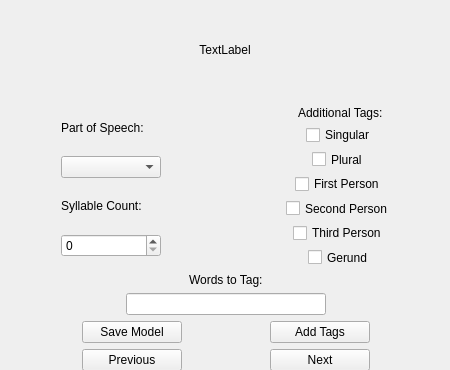
The window that ui/tagger.ui (CtrlAltDeplete/HaikuGrammar) describes before a commit, drawn with Qt 5.
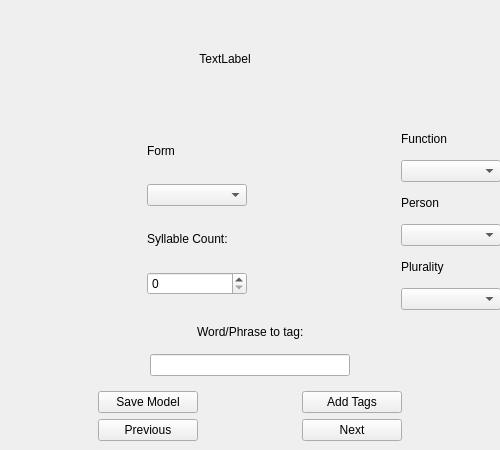
The same window after the commit.

Commit message: Beta of new verb/noun agreement. Beta of form and function implementation.

```diff
--- a/ui/tagger.ui
+++ b/ui/tagger.ui
@@ -6,8 +6,8 @@
    <rect>
     <x>0</x>
     <y>0</y>
-    <width>450</width>
-    <height>370</height>
+    <width>500</width>
+    <height>450</height>
    </rect>
   </property>
   <property name="windowTitle">
@@ -18,8 +18,8 @@
     <rect>
      <x>0</x>
      <y>0</y>
-     <width>452</width>
-     <height>371</height>
+     <width>501</width>
+     <height>451</height>
     </rect>
    </property>
    <layout class="QVBoxLayout" name="verticalLayout">
@@ -88,7 +88,7 @@
            </size>
           </property>
           <property name="text">
-           <string>Part of Speech:</string>
+           <string>Form</string>
           </property>
          </widget>
         </item>
@@ -159,7 +159,7 @@
       </item>
       <item>
        <layout class="QVBoxLayout" name="verticalLayout_4">
-        <item alignment="Qt::AlignHCenter">
+        <item>
          <widget class="QLabel" name="label_3">
           <property name="sizePolicy">
            <sizepolicy hsizetype="Fixed" vsizetype="Fixed">
@@ -167,86 +167,136 @@
             <verstretch>0</verstretch>
            </sizepolicy>
           </property>
-          <property name="text">
-           <string>Additional Tags:</string>
+          <property name="minimumSize">
+           <size>
+            <width>100</width>
+            <height>30</height>
+           </size>
           </property>
-         </widget>
-        </item>
-        <item alignment="Qt::AlignHCenter">
-         <widget class="QCheckBox" name="singular_radio">
-          <property name="sizePolicy">
-           <sizepolicy hsizetype="Fixed" vsizetype="Fixed">
-            <horstretch>0</horstretch>
-            <verstretch>0</verstretch>
-           </sizepolicy>
+          <property name="maximumSize">
+           <size>
+            <width>16777215</width>
+            <height>30</height>
+           </size>
           </property>
           <property name="text">
-           <string>Singular</string>
+           <string>Function</string>
           </property>
          </widget>
         </item>
-        <item alignment="Qt::AlignHCenter">
-         <widget class="QCheckBox" name="plural_radio">
+        <item>
+         <widget class="QComboBox" name="function_combo_box">
           <property name="sizePolicy">
            <sizepolicy hsizetype="Fixed" vsizetype="Fixed">
             <horstretch>0</horstretch>
             <verstretch>0</verstretch>
            </sizepolicy>
           </property>
-          <property name="text">
-           <string>Plural</string>
+          <property name="minimumSize">
+           <size>
+            <width>100</width>
+            <height>0</height>
+           </size>
           </property>
+          <property name="maximumSize">
+           <size>
+            <width>100</width>
+            <height>16777215</height>
+           </size>
+          </property>
          </widget>
         </item>
-        <item alignment="Qt::AlignHCenter">
-         <widget class="QCheckBox" name="first_person_radio">
+        <item>
+         <widget class="QLabel" name="label_5">
           <property name="sizePolicy">
            <sizepolicy hsizetype="Fixed" vsizetype="Fixed">
             <horstretch>0</horstretch>
             <verstretch>0</verstretch>
            </sizepolicy>
           </property>
+          <property name="minimumSize">
+           <size>
+            <width>100</width>
+            <height>30</height>
+           </size>
+          </property>
+          <property name="maximumSize">
+           <size>
+            <width>16777215</width>
+            <height>30</height>
+           </size>
+          </property>
           <property name="text">
-           <string>First Person</string>
+           <string>Person</string>
           </property>
          </widget>
         </item>
-        <item alignment="Qt::AlignHCenter">
-         <widget class="QCheckBox" name="second_person_radio">
+        <item>
+         <widget class="QComboBox" name="person_combo_box">
           <property name="sizePolicy">
            <sizepolicy hsizetype="Fixed" vsizetype="Fixed">
             <horstretch>0</horstretch>
             <verstretch>0</verstretch>
            </sizepolicy>
           </property>
-          <property name="text">
-           <string>Second Person</string>
+          <property name="minimumSize">
+           <size>
+            <width>100</width>
+            <height>0</height>
+           </size>
           </property>
+          <property name="maximumSize">
+           <size>
+            <width>100</width>
+            <height>16777215</height>
+           </size>
+          </property>
          </widget>
         </item>
-        <item alignment="Qt::AlignHCenter">
-         <widget class="QCheckBox" name="third_person_radio">
+        <item>
+         <widget class="QLabel" name="label_6">
           <property name="sizePolicy">
            <sizepolicy hsizetype="Fixed" vsizetype="Fixed">
             <horstretch>0</horstretch>
             <verstretch>0</verstretch>
            </sizepolicy>
           </property>
+          <property name="minimumSize">
+           <size>
+            <width>100</width>
+            <height>30</height>
+           </size>
+          </property>
+          <property name="maximumSize">
+           <size>
+            <width>16777215</width>
+            <height>30</height>
+           </size>
+          </property>
           <property name="text">
-           <string>Third Person</string>
+           <string>Plurality</string>
           </property>
          </widget>
         </item>
-        <item alignment="Qt::AlignHCenter">
-         <widget class="QCheckBox" name="gerund_radio">
+        <item>
+         <widget class="QComboBox" name="plurality_combo_box">
           <property name="sizePolicy">
            <sizepolicy hsizetype="Fixed" vsizetype="Fixed">
             <horstretch>0</horstretch>
             <verstretch>0</verstretch>
            </sizepolicy>
           </property>
-          <property name="text">
-           <string>Gerund</string>
+          <property name="minimumSize">
+           <size>
+            <width>100</width>
+            <height>0</height>
+           </size>
+          </property>
+          <property name="maximumSize">
+           <size>
+            <width>100</width>
+            <height>16777215</height>
+           </size>
           </property>
          </widget>
         </item>
@@ -263,7 +313,7 @@
        </sizepolicy>
       </property>
       <property name="text">
-       <string>Words to Tag:</string>
+       <string>Word/Phrase to tag:</string>
       </property>
      </widget>
     </item>
```
Left out of the diff: 2 changed lines with no effect on the pictures. The commit also changes 6 other files.
